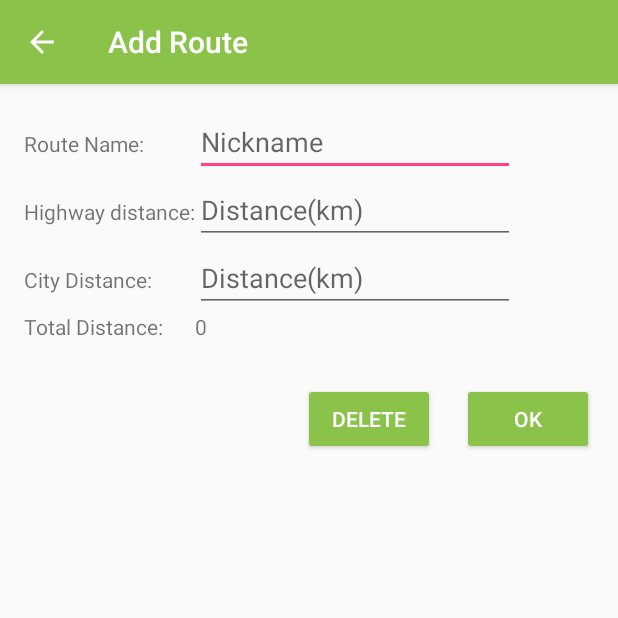
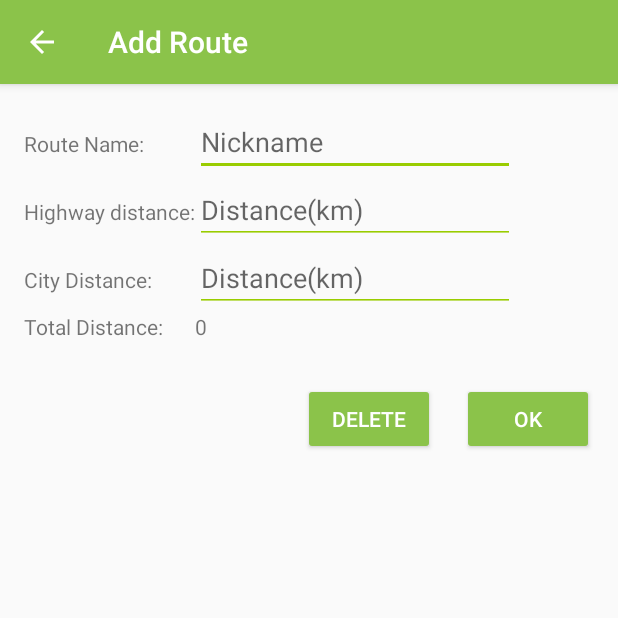
Before and after one commit to aryatavakoli/CarbonTracker, an Android app: the RouteAddActivity screen opened directly, with no data from a screen before it, on a phone screen of 412 x 824 dp, the top half of it. Run offline under Robolectric (Android 15) with nearby library versions, the phone set to English and light mode, and no system bars; 3 statements that could not run were skipped.

Commit message:
Changes EditText theme

```diff
--- /dev/null
+++ b/app/src/main/res/drawable/cursor_color.xml
@@ -0,0 +1,5 @@
+<?xml version="1.0" encoding="utf-8"?>
+<shape xmlns:android="http://schemas.android.com/apk/res/android" >
+    <size android:width="3dp" />
+    <solid android:color="@android:color/holo_green_light"  />
+</shape>
--- a/app/src/main/res/layout/activity_route_add.xml
+++ b/app/src/main/res/layout/activity_route_add.xml
@@ -42,7 +42,9 @@
                 android:inputType="textPersonName"
                 android:ems="10"
                 android:id="@+id/add_route_editText_nickname"
-                android:hint="@string/nickname" />
+                android:hint="@string/nickname"
+                android:backgroundTint="@android:color/holo_green_light"
+                android:textCursorDrawable="@drawable/cursor_color"/>
         </TableRow>
 
         <TableRow
@@ -60,7 +62,9 @@
                 android:ems="10"
                 android:id="@+id/add_route_editText_highway_distance"
                 android:hint="@string/distance_km"
-                android:inputType="number" />
+                android:inputType="number"
+                android:backgroundTint="@android:color/holo_green_light"
+                android:textCursorDrawable="@drawable/cursor_color"/>
         </TableRow>
 
         <TableRow
@@ -78,7 +82,9 @@
                 android:ems="10"
                 android:id="@+id/add_route_editText_city_distance"
                 android:hint="@string/distance_km"
-                android:inputType="number" />
+                android:inputType="number"
+                android:backgroundTint="@android:color/holo_green_light"
+                android:textCursorDrawable="@drawable/cursor_color"/>
         </TableRow>
 
         <TableRow
--- a/app/src/main/res/layout/activity_transportation_add.xml
+++ b/app/src/main/res/layout/activity_transportation_add.xml
@@ -32,7 +32,9 @@
                 android:ems="10"
                 android:id="@+id/add_transport_editText_nickname"
                 android:hint="@string/nickname"
-                style="@style/Widget.AppCompat.EditText" />
+                style="@style/Widget.AppCompat.EditText"
+                android:backgroundTint="@android:color/holo_green_light"
+                android:textCursorDrawable="@drawable/cursor_color"/>
 
         </TableRow>
 
```
